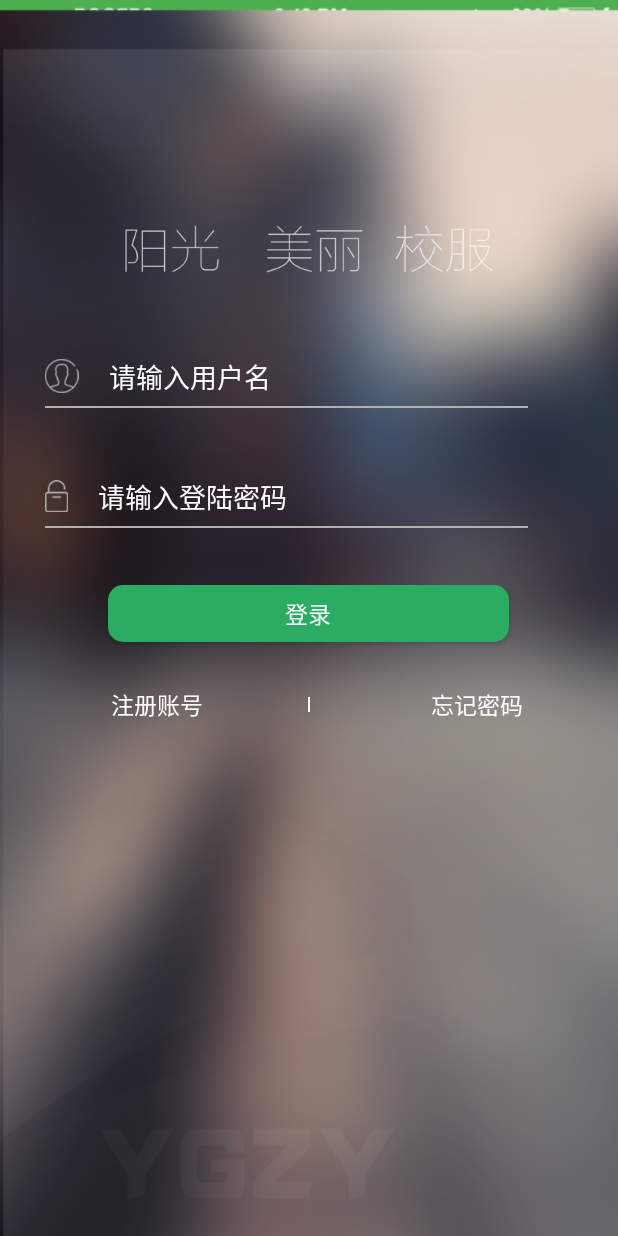
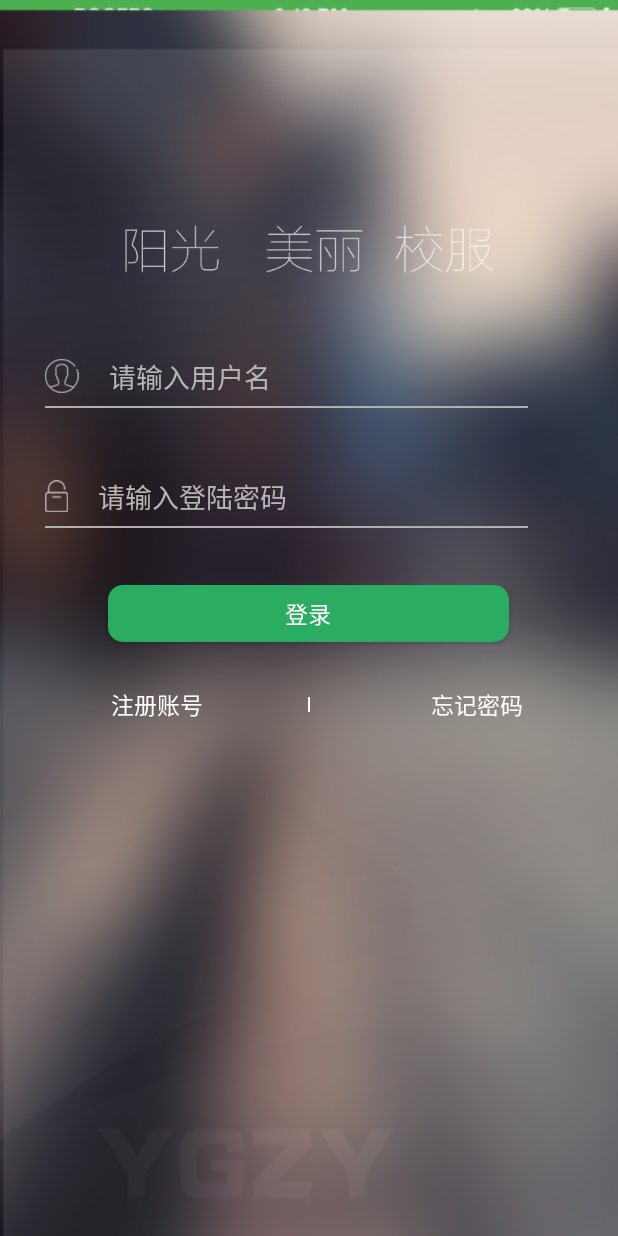
Before and after one commit to karlosyoung/store, an Android app: the layout activity_login.xml on its own in the app's theme, with its tools: preview values and no code run, on a phone screen of 412 x 824 dp. Run offline under Robolectric (Android 15) with nearby library versions, the phone set to English and light mode, and no system bars.

Commit message:
提交代码

```diff
--- a/SunSoft/app/src/main/res/layout/activity_login.xml
+++ b/SunSoft/app/src/main/res/layout/activity_login.xml
@@ -5,10 +5,6 @@
                 android:background="@drawable/login_bg"
                 android:id="@+id/login_root">
 
-    <!--<include android:id="@+id/toolbar_out_root"-->
-             <!--android:layout_width="match_parent"-->
-             <!--android:layout_height="wrap_content"-->
-             <!--layout="@layout/register_title_bar" />-->
 
     <LinearLayout
         android:id="@+id/slogan"
@@ -55,14 +51,14 @@
 
         <com.sunsoft.zyebiz.b2e.widget.myView.MyUserNameEdit
             android:id="@+id/username"
-            android:layout_width="200dp"
+            android:layout_width="@dimen/dimen_200"
             android:layout_height="wrap_content"
             android:drawableStart="@drawable/login_username"
             android:drawablePadding="20dp"
             android:background="@null"
             android:maxLines="1"
             android:textColor="@color/white"
-            android:textColorHint="@color/text_white"
+            android:textColorHint="@color/text_hint"
             android:hint="@string/login_name_hint"
             android:drawableLeft="@drawable/login_clean" />
     </FrameLayout>
@@ -99,14 +95,14 @@
 
         <com.sunsoft.zyebiz.b2e.widget.myView.MyPasswordEdit
             android:id="@+id/edt_passwd"
-            android:layout_width="200dp"
+            android:layout_width="@dimen/dimen_200"
             android:layout_height="wrap_content"
             android:drawableStart="@drawable/login_userpas"
             android:drawablePadding="20dp"
             android:background="@null"
             android:maxLines="1"
             android:textColor="@color/white"
-            android:textColorHint="@color/text_white"
+            android:textColorHint="@color/text_hint"
             android:hint="@string/login_phone_hint"
             android:drawableLeft="@drawable/auxiliary_view_normal" />
     </FrameLayout>
--- a/SunSoft/app/src/main/res/values/colors.xml
+++ b/SunSoft/app/src/main/res/values/colors.xml
@@ -12,6 +12,7 @@
     <color name="cart_bg">#80ffffff</color>
     <color name="white">#FFFFFF</color>
     <color name="text_white">#fffeff</color>
+    <color name="text_hint">#b8b7b8</color>
 
     <!-- 内容文字 -->
     <color name="common_Content_gray">#5e5a57</color>
```
